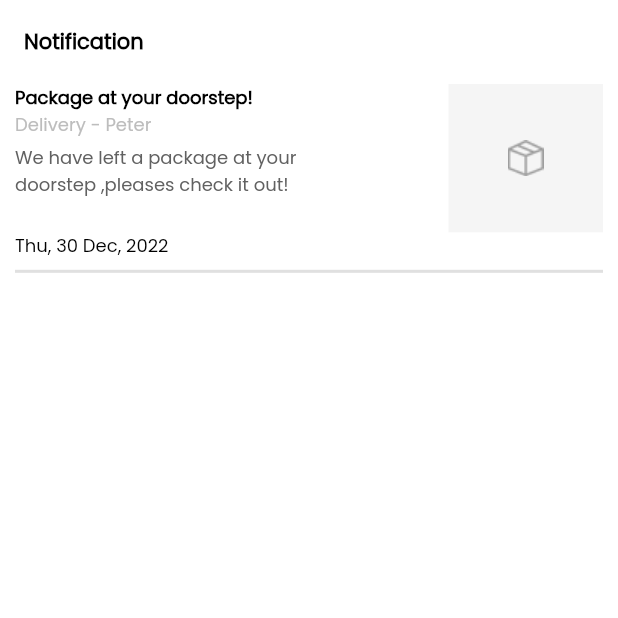
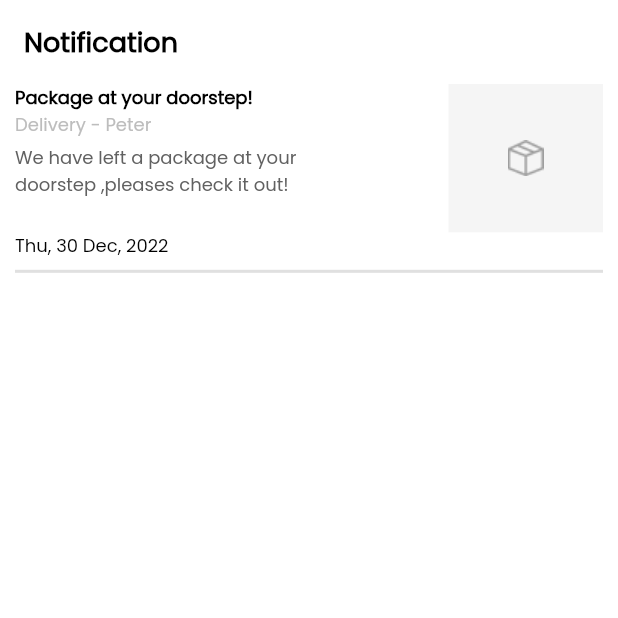
Before and after one commit to Lemenaruu/sora-myanmar, a Flutter app: the NotificationPage screen opened by its route, on a phone screen of 412 x 824 dp, the top half of it. Run offline on Flutter 3.47's test engine with Material 2 defaults, Android fonts, the phone set to English and light mode, and no system bars; our stand-ins replace dotted_line, file_picker, flutter_riverpod, flutter_svg, font_awesome_flutter, fpdart and 5 more; missing offline and left inert: draggable_fab; accounts and stored records are empty; network calls fail.

Commit message:
commit again

```diff
--- a/lib/fragment/home/pages/home_page.dart
+++ b/lib/fragment/home/pages/home_page.dart
@@ -42,7 +42,7 @@ class _HomePageState extends State<HomePage> {
           IconButton(
             onPressed: () {
               // context.go("/otp");
-              context.pushNamed(signUp);
+              context.pushNamed(notification);
             },
             icon: const Icon(
               CupertinoIcons.bell,
--- a/lib/providers/route_provider.dart
+++ b/lib/providers/route_provider.dart
@@ -32,7 +32,7 @@ import '../ui/favourite/favourite_page.dart';
 import '../ui/filter_blog_houserent_page.dart';
 import '../ui/filter_home_page.dart';
 import '../ui/home_wifi_request_form/home_wifi_request_form1_page.dart';
-import '../ui/home_wifi_request_form2_page.dart';
+import '../ui/home_wifi_request_form/home_wifi_request_form2_page.dart';
 import '../ui/notification_page.dart';
 import '../ui/order/order_completed_page.dart';
 import '../ui/order/order_failed_page.dart';
--- a/lib/ui/notification_page.dart
+++ b/lib/ui/notification_page.dart
@@ -8,12 +8,8 @@ class NotificationPage extends StatelessWidget {
   Widget build(BuildContext context) {
     return Scaffold(
       appBar: AppBar(
-        title: Text(
+        title: const Text(
           'Notification',
-          style: txtMedium.copyWith(
-            fontWeight: FontWeight.bold,
-            fontSize: 14,
-          ),
         ),
       ),
       body: Padding(
```
